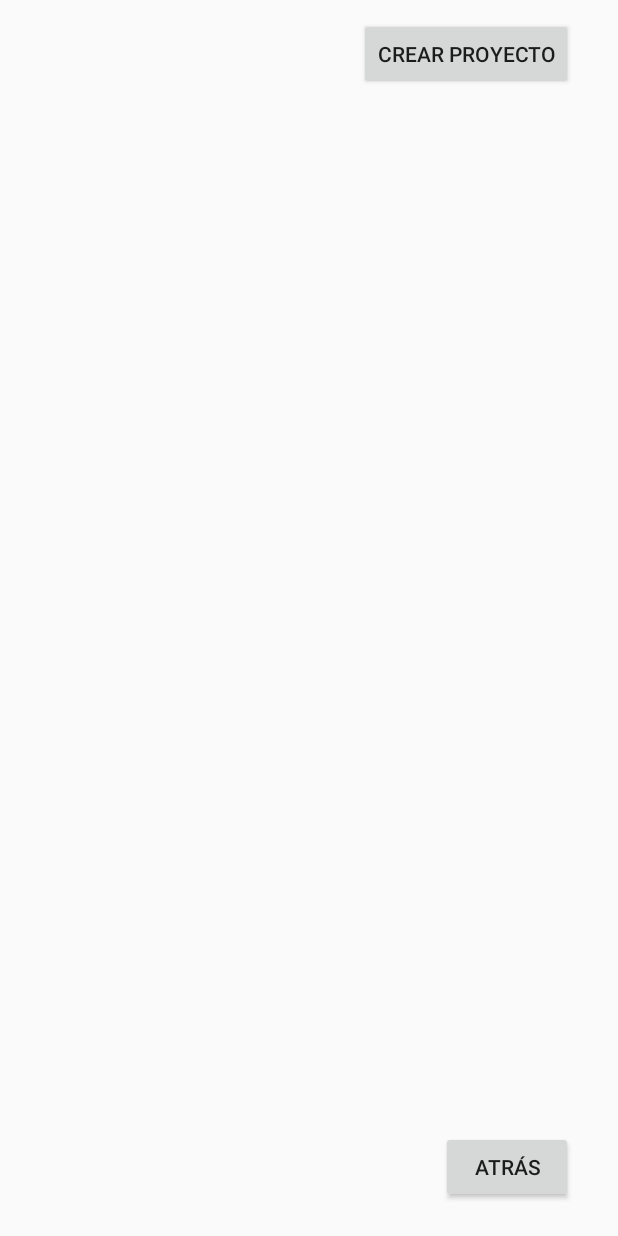
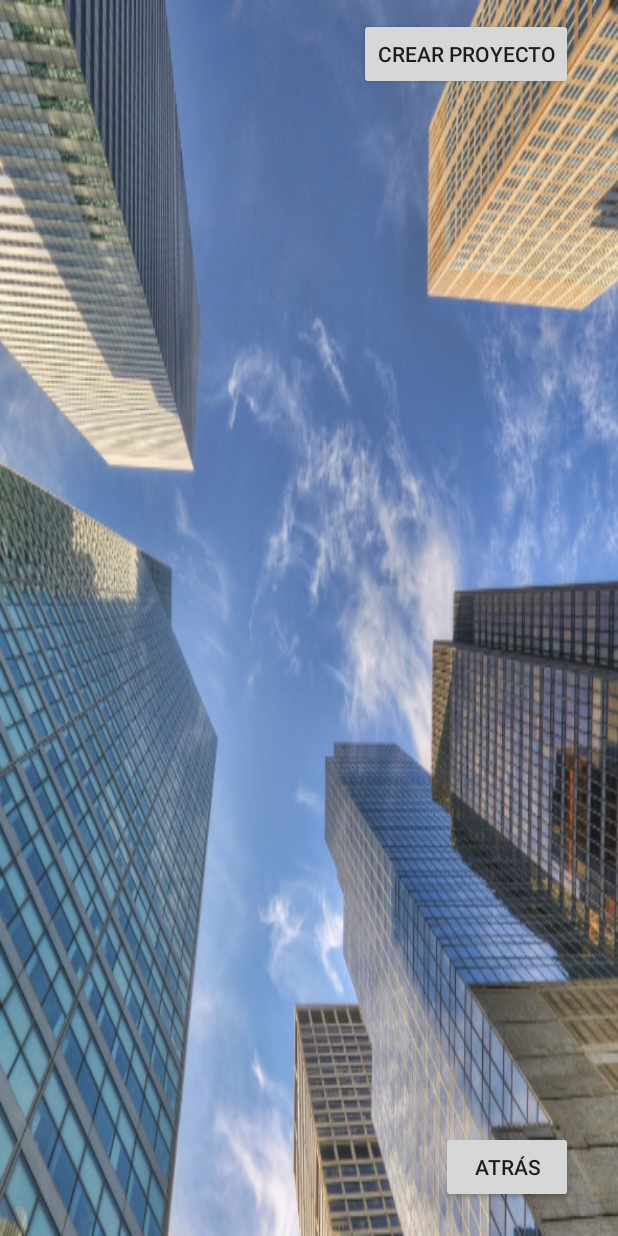
Before and after one commit to LightDragooon/SistemaMuestreos, an Android app: the Proyectos screen opened directly, with no data from a screen before it, on a phone screen of 412 x 824 dp. Run offline under Robolectric (Android 15) with nearby library versions, the phone set to English and light mode, and no system bars.

Commit message:
Proyectoy y crearusuario

```diff
--- a/app/src/main/java/gruporeque/sistemamuestreos/CrearUsuario.java
+++ b/app/src/main/java/gruporeque/sistemamuestreos/CrearUsuario.java
@@ -102,7 +102,8 @@ public class CrearUsuario extends AppCompatActivity {
     }
 
     private void errorMessageDialog(String message){
-        AlertDialog.Builder builder = new AlertDialog.Builder(this).setMessage(message).setTitle("Error").setPositiveButton("Aceptar", new DialogInterface.OnClickListener() {
+        AlertDialog.Builder builder =
+                new AlertDialog.Builder(this).setMessage(message).setTitle("Error").setPositiveButton("Aceptar", new DialogInterface.OnClickListener() {
             @Override
             public void onClick(DialogInterface dialog, int which) {
                 return;
--- a/app/src/main/res/layout/activity_proyectos.xml
+++ b/app/src/main/res/layout/activity_proyectos.xml
@@ -4,6 +4,7 @@
     xmlns:tools="http://schemas.android.com/tools"
     android:layout_width="match_parent"
     android:layout_height="match_parent"
+    android:background="@drawable/fondo_pantalla_general"
     tools:context=".Usuarios">
 
     <Button
```
